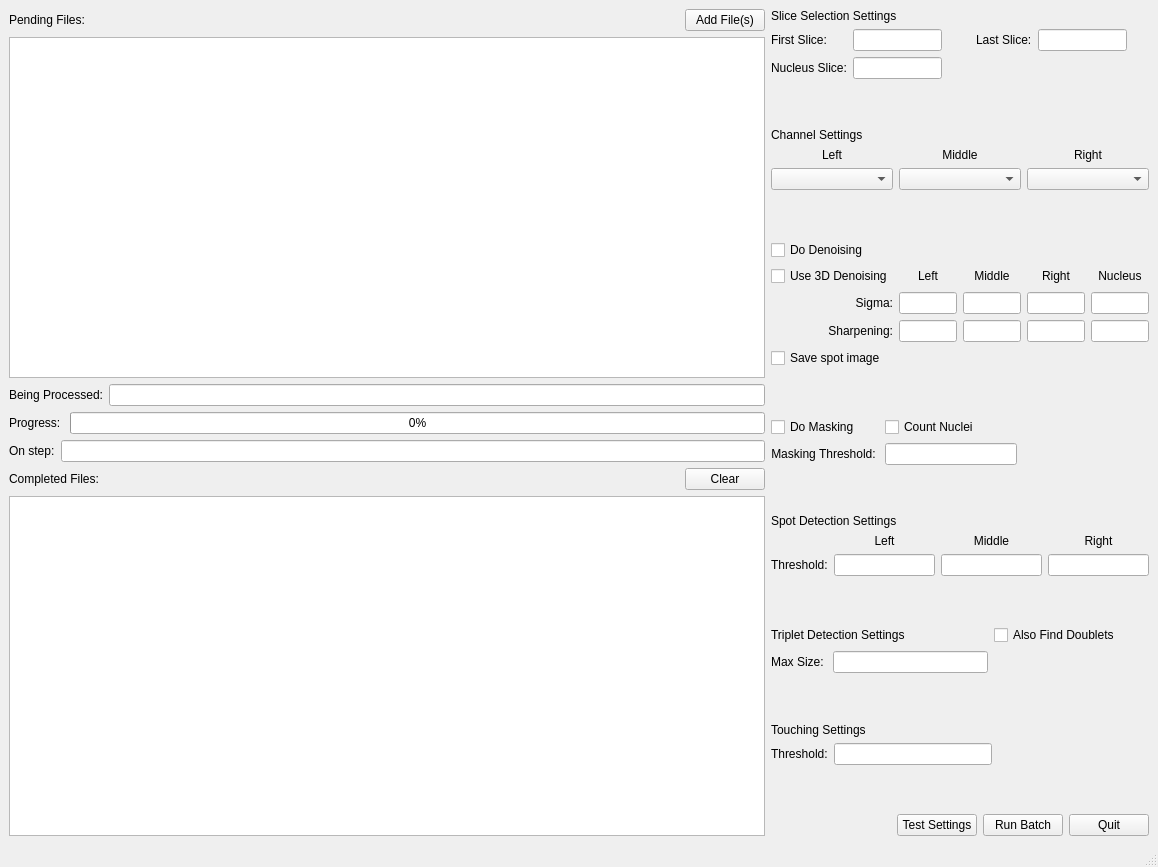
The window that findSpotsTool.ui (StathopoulosLab/find_spots) describes before a commit, drawn with Qt 5.
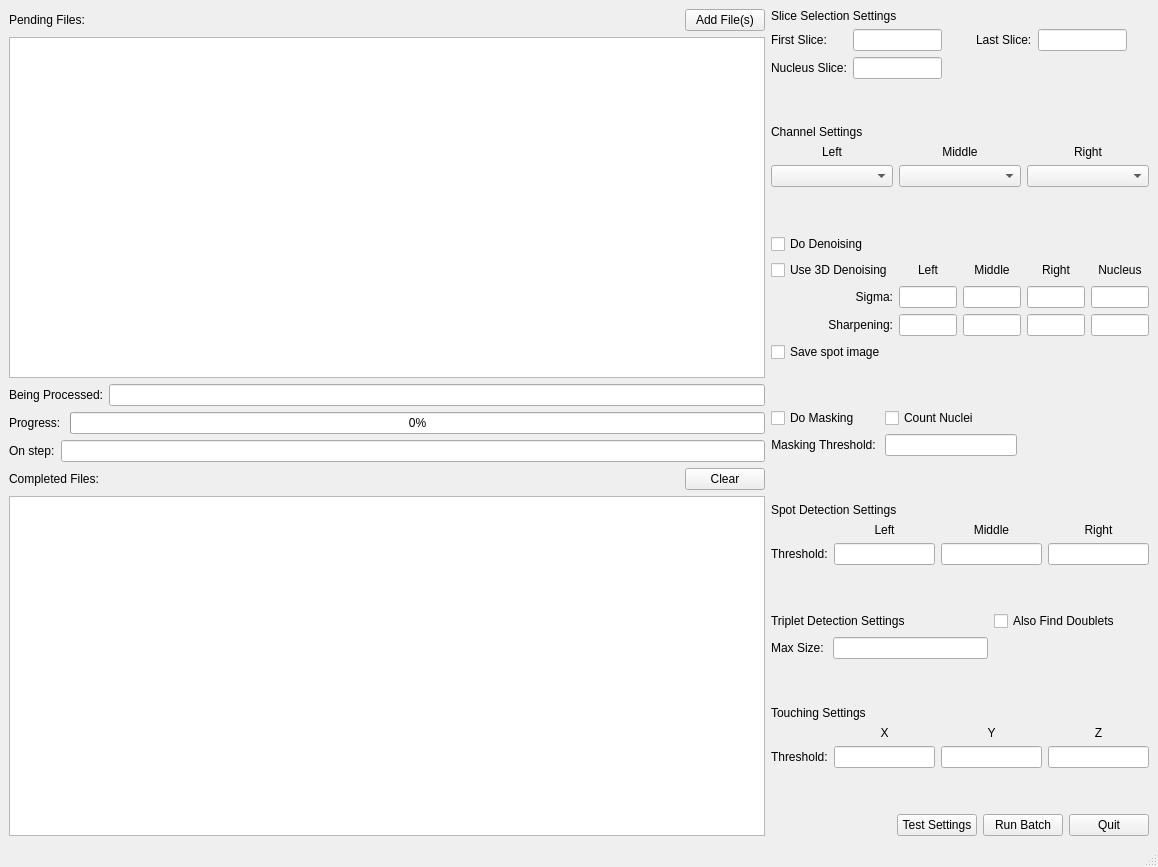
The same window after the commit.

Commit message: Change touching threshold UI to support X, Y & Z separately

What changed in the file:
```diff
--- a/findSpotsTool.ui
+++ b/findSpotsTool.ui
@@ -657,13 +657,6 @@
       </item>
       <item>
        <layout class="QGridLayout" name="touchingSettingsGridLayout">
-        <item row="1" column="1">
-         <widget class="QLineEdit" name="touchingThresholdLineEdit">
-          <property name="alignment">
-           <set>Qt::AlignCenter</set>
-          </property>
-         </widget>
-        </item>
         <item row="0" column="0" colspan="2">
          <widget class="QLabel" name="touchingSettingsLabel">
           <property name="text">
@@ -671,7 +664,34 @@
           </property>
          </widget>
         </item>
-        <item row="1" column="0">
+        <item row="2" column="1">
+         <widget class="QLineEdit" name="xTouchingThresholdLineEdit">
+          <property name="alignment">
+           <set>Qt::AlignCenter</set>
+          </property>
+         </widget>
+        </item>
+        <item row="1" column="1">
+         <widget class="QLabel" name="xTouchingThresholdLabel">
+          <property name="text">
+           <string>X</string>
+          </property>
+          <property name="alignment">
+           <set>Qt::AlignCenter</set>
+          </property>
+         </widget>
+        </item>
+        <item row="1" column="3">
+         <widget class="QLabel" name="zTouchingThresholdLabel">
+          <property name="text">
+           <string>Z</string>
+          </property>
+          <property name="alignment">
+           <set>Qt::AlignCenter</set>
+          </property>
+         </widget>
+        </item>
+        <item row="2" column="0">
          <widget class="QLabel" name="touchingThresholdLabel">
           <property name="text">
            <string>Threshold:</string>
@@ -679,17 +699,20 @@
          </widget>
         </item>
         <item row="1" column="2">
-         <spacer name="touchingThresholdHorizontalSpacer">
-          <property name="orientation">
-           <enum>Qt::Horizontal</enum>
+         <widget class="QLabel" name="yTouchingThresholdLabel">
+          <property name="text">
+           <string>Y</string>
           </property>
-          <property name="sizeHint" stdset="0">
-           <size>
-            <width>40</width>
-            <height>20</height>
-           </size>
+          <property name="alignment">
+           <set>Qt::AlignCenter</set>
           </property>
-         </spacer>
+         </widget>
+        </item>
+        <item row="2" column="2">
+         <widget class="QLineEdit" name="yTouchingThresholdLineEdit"/>
+        </item>
+        <item row="2" column="3">
+         <widget class="QLineEdit" name="zTouchingThresholdLineEdit"/>
         </item>
        </layout>
       </item>
```
Left out of the diff: 2 changed lines with no effect on the pictures. The commit also changes 1 other file.
